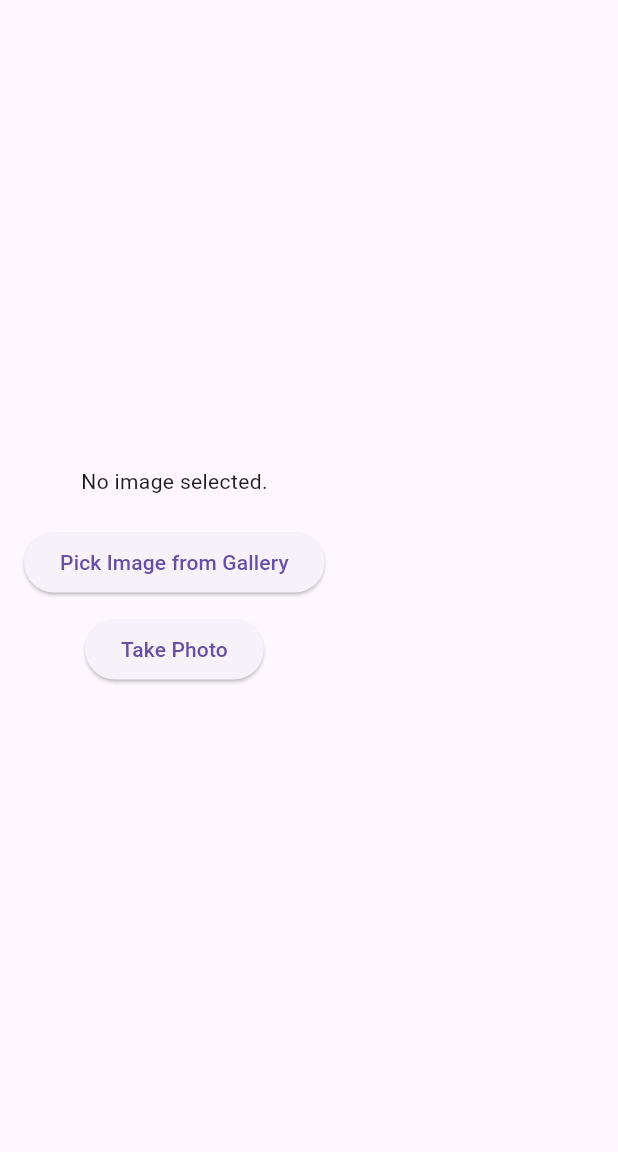
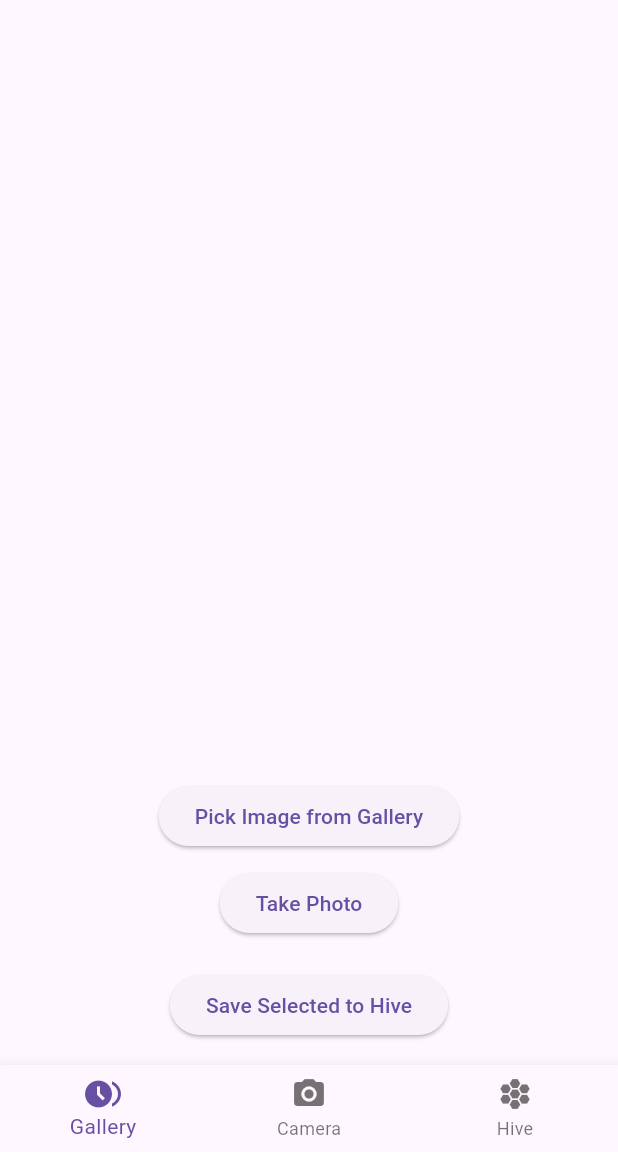
Before and after one commit to sairam-sah/CamShot, a Flutter app: the screen it shows after launch, after a tap on "Pick Image from Gallery", on a phone screen of 412 x 824 dp, the part 84-1236 px from its top. Run offline on Flutter 3.47's test engine with Material 3 defaults, Android fonts, the light colour scheme and no system bars; our stand-ins replace cached_network_image, fluentui_icons, flutter_svg, get, hive, hive_flutter and 1 more; accounts and stored records are empty.

Commit message:
hive add

```diff
--- a/lib/app/models/home/controllers/image_picker_controller.dart
+++ b/lib/app/models/home/controllers/image_picker_controller.dart
@@ -1,22 +1,83 @@
+import 'dart:io';
+
 import 'package:get/get.dart';
 import 'package:image_picker/image_picker.dart';
+import 'package:path_provider/path_provider.dart';
+import 'package:pdf/widgets.dart' as pw;
+import 'package:hive/hive.dart';
 
 class ImagePickerController extends GetxController {
-  RxString imagePath = ''.obs;
+  RxList<String> imagePaths = <String>[].obs;
+  RxList<int> selectedIndexes = <int>[].obs;
 
   final ImagePicker _picker = ImagePicker();
 
   Future<void> pickImageFromGallery() async {
     final XFile? image = await _picker.pickImage(source: ImageSource.gallery);
     if (image != null) {
-      imagePath.value = image.path;
+      imagePaths.add(image.path);
+      await saveImagePath(image.path);
     }
   }
 
   Future<void> pickImageFromCamera() async {
     final XFile? image = await _picker.pickImage(source: ImageSource.camera);
     if (image != null) {
-      imagePath.value = image.path;
+      imagePaths.add(image.path);
+      await saveImagePath(image.path);
     }
   }
+
+  void toggleSelection(int index) {
+    if (selectedIndexes.contains(index)) {
+      selectedIndexes.remove(index);
+    } else {
+      selectedIndexes.add(index);
+    }
+  }
+
+  Future<File?> createPdfFromImages() async {
+    final pdf = pw.Document();
+
+    for (var index in selectedIndexes) {
+      final imagePath = imagePaths[index];
+      final image = pw.MemoryImage(File(imagePath).readAsBytesSync());
+      pdf.addPage(pw.Page(build: (pw.Context context) {
+        return pw.Center(
+          child: pw.Image(image),
+        );
+      }));
+    }
+    try {
+      final dir = await getApplicationDocumentsDirectory();
+      final file = File('${dir.path}/selected_images.pdf');
+      await file.writeAsBytes(await pdf.save());
+      return file;
+    } catch (e) {
+      print(e);
+      return null;
+    }
+  }
+  Future<void> saveSelectedImagesToHive() async {
+    final box = await Hive.openBox<String>('selectedImagesBox');
+    for (var index in selectedIndexes) {
+      await box.add(imagePaths[index]);
+    }
+  }
+
+  Future<void> saveImagePath(String path) async {
+    final box = await Hive.openBox<String>('imagePathsBox');
+    await box.add(path);
+  }
+
+  Future<void> loadImagePaths() async {
+    final box = await Hive.openBox<String>('imagePathsBox');
+    imagePaths.addAll(box.values);
+  }
+
+  @override
+  void onInit() {
+    super.onInit();
+    loadImagePaths();
+  }
 }
--- a/lib/app/models/home/views/home_view.dart
+++ b/lib/app/models/home/views/home_view.dart
@@ -23,18 +23,47 @@ class HomeView extends GetView<HomeController> {
         centerTitle: true,
         backgroundColor: Get.theme.colorScheme.primary,
       ),
-
       body: SafeArea(
         child: Container(
           padding: const EdgeInsets.all(16.0),
           child: Column(
-            mainAxisAlignment: MainAxisAlignment.center,
             children: [
-              Obx(() {
-                return imagePickerController.imagePath.isNotEmpty
-                    ? Image.file(File(imagePickerController.imagePath.value))
-                    : const Text('No image selected.');
-              }),
+              Expanded(
+                child: Obx(() {
+                  return GridView.builder(
+                      gridDelegate:
+                          const SliverGridDelegateWithFixedCrossAxisCount(
+                              crossAxisCount: 2,
+                              mainAxisSpacing: 10,
+                              crossAxisSpacing: 10),
+                      itemCount: imagePickerController.imagePaths.length,
+                      itemBuilder: ((context, index) {
+                        return GestureDetector(
+                          onTap: () {
+                            imagePickerController.toggleSelection(index);
+                          },
+                          child: GridTile(
+                            // ignore: sort_child_properties_last
+                            child: Image.file(
+                                File(imagePickerController.imagePaths[index]),
+                                fit: BoxFit.cover),
+                            footer: GridTileBar(
+                              backgroundColor: Get.theme.colorScheme.secondary,
+                              leading: Obx(() {
+                                return Icon(
+                                  imagePickerController.selectedIndexes
+                                          .contains(index)
+                                      ? Icons.check_box
+                                      : Icons.check_box_outline_blank,
+                                  color: Colors.white,
+                                );
+                              }),
+                            ),
+                          ),
+                        );
+                      }));
+                }),
+              ),
               const SizedBox(height: 20),
               ElevatedButton(
                 onPressed: imagePickerController.pickImageFromGallery,
@@ -45,10 +74,35 @@ class HomeView extends GetView<HomeController> {
                 onPressed: imagePickerController.pickImageFromCamera,
                 child: const Text('Take Photo'),
               ),
+              const SizedBox(height: 10),
+              // ElevatedButton(
+              //   onPressed: () async {
+              //     final pdfFile =
+              //         await imagePickerController.createPdfFromImages();
+              //     if (pdfFile != null) {
+              //       Get.snackbar('Success', 'PDF created at ${pdfFile.path}');
+              //     }
+              //   },
+              //   child: const Text('Create PDF from Selected'),
+              // ),
+              const SizedBox(height: 10),
+              ElevatedButton(
+                onPressed: () async {
+                  await imagePickerController.saveSelectedImagesToHive();
+                },
+                child: const Text('Save Selected to Hive'),
+              ),
             ],
           ),
         ),
       ),
+      bottomNavigationBar:
+          BottomNavigationBar(items: const <BottomNavigationBarItem>[
+        BottomNavigationBarItem(
+            icon: Icon(Icons.browse_gallery), label: 'Gallery',),
+        BottomNavigationBarItem(icon: Icon(Icons.camera_alt), label: 'Camera'),
+        BottomNavigationBarItem(icon: Icon(Icons.hive), label: 'Hive'),
+      ]),
     );
   }
 }
--- a/lib/main.dart
+++ b/lib/main.dart
@@ -1,12 +1,13 @@
 import 'package:flutter/material.dart';
 import 'package:get/get.dart';
+import 'package:hive_flutter/hive_flutter.dart';
 
-import 'app/models/home/controllers/home_controller.dart';
 import 'app/routes/app_pages.dart';
 
 Future<void> main() async{
    WidgetsFlutterBinding.ensureInitialized();
-     Get.put(HomeController()); // Initialize the HomeController
+    await Hive.initFlutter();
+
   runApp(
      GetMaterialApp(
       debugShowCheckedModeBanner: false,
```
Also changed, not shown: lib/app/models/home/controllers/home_controller.dart (+0 -35 lines), pubspec.yaml (+10 -0 lines), pubspec.lock, 5 other files.
